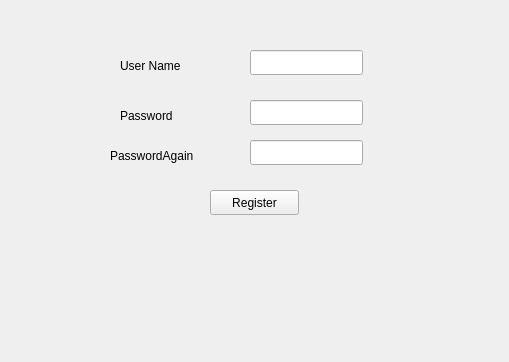
Qt form UIModule/stackedwindows.ui (halilbeytorun/PersonalFinanceManager) before a commit; both pictures show x 0 to 509 and y 0 to 362 of the 1103 by 633 pixel window.
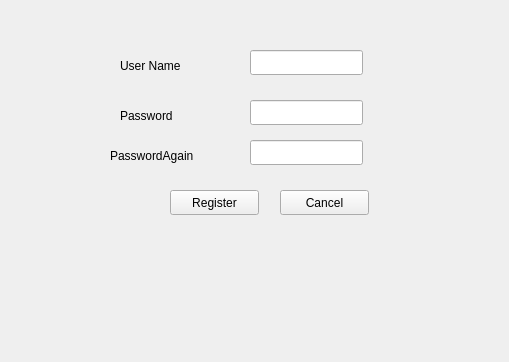
The same form after that commit. The open tabs and pages were chosen to show the change.

Commit message: add cancel push button for register page

Patch:
```diff
--- a/UIModule/stackedwindows.ui
+++ b/UIModule/stackedwindows.ui
@@ -193,7 +193,7 @@
     <widget class="QPushButton" name="pushButtonRPRegister">
      <property name="geometry">
       <rect>
-       <x>210</x>
+       <x>170</x>
        <y>190</y>
        <width>89</width>
        <height>25</height>
@@ -226,6 +226,19 @@
       <string>Password</string>
      </property>
     </widget>
+    <widget class="QPushButton" name="pushButtonRPCancel">
+     <property name="geometry">
+      <rect>
+       <x>280</x>
+       <y>190</y>
+       <width>89</width>
+       <height>25</height>
+      </rect>
+     </property>
+     <property name="text">
+      <string>Cancel</string>
+     </property>
+    </widget>
    </widget>
    <widget class="QWidget" name="MainPage"/>
   </widget>
```
Left out of the diff: 6 changed lines with no effect on the pictures. The commit also changes 2 other files.
